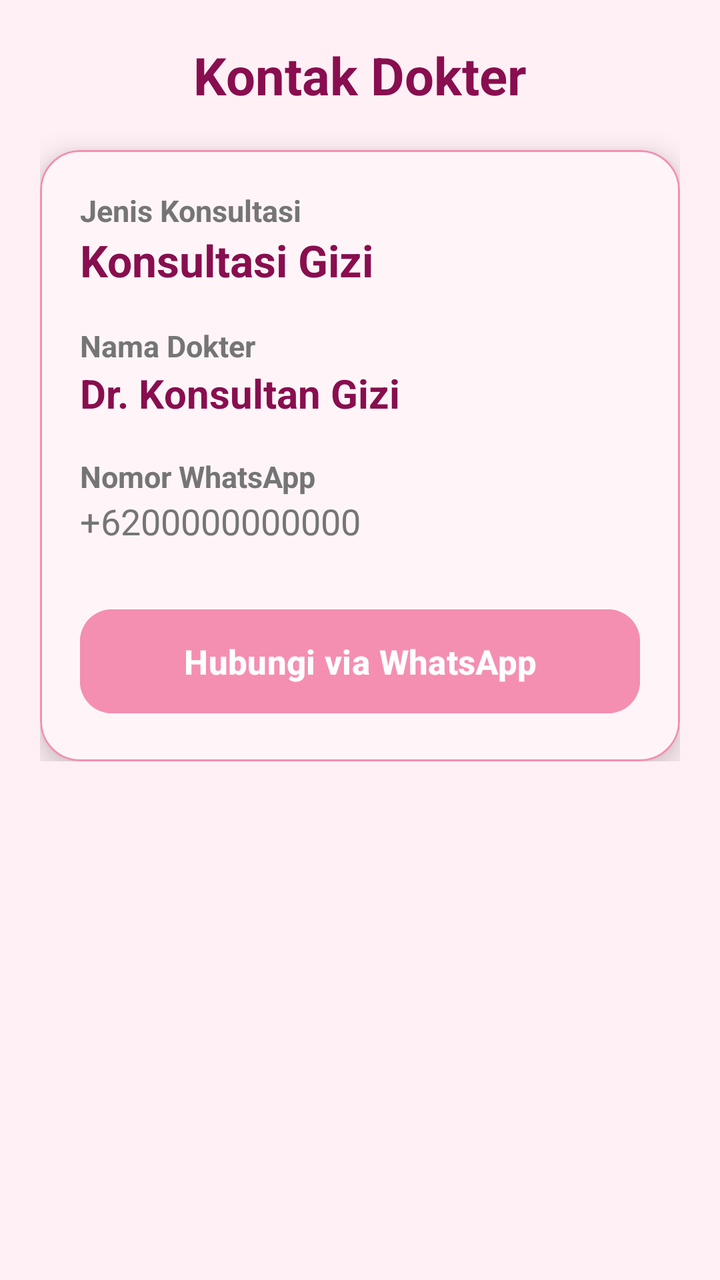
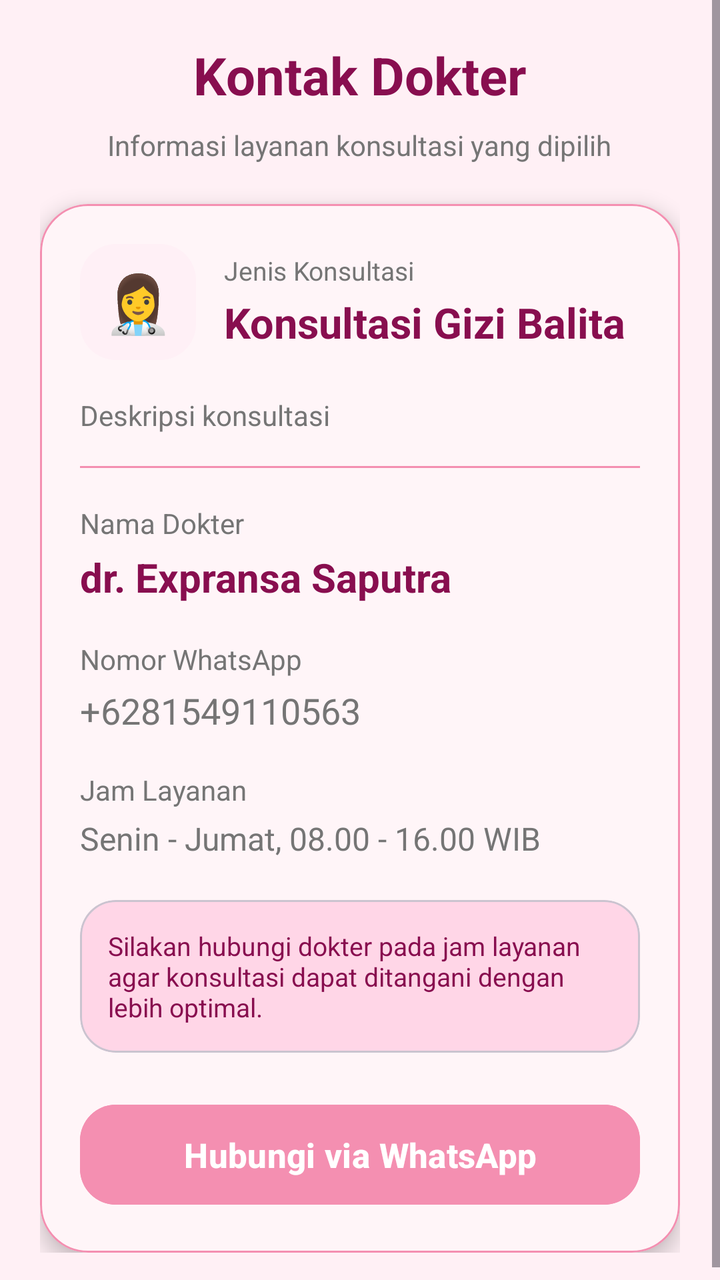

Before-and-after screenshots of an Android layout around one commit, followed by the original layout XML and the change that was made.
<!-- AndroidManifest.xml: application theme Theme.SiBunda -->
<!-- res/layout/fragment_kontak_dokter.xml -->
<?xml version="1.0" encoding="utf-8"?>
<ScrollView xmlns:android="http://schemas.android.com/apk/res/android"
    xmlns:app="http://schemas.android.com/apk/res-auto"
    android:id="@+id/main"
    android:layout_width="match_parent"
    android:layout_height="match_parent"
    android:background="@color/bg_pink_soft">


    <LinearLayout
        android:layout_width="match_parent"
        android:layout_height="wrap_content"
        android:orientation="vertical"
        android:padding="20dp">


        <TextView
            android:layout_width="wrap_content"
            android:layout_height="wrap_content"
            android:text="Kontak Dokter"
            android:textSize="26sp"
            android:textStyle="bold"
            android:textColor="@color/text_dark_pink"
            android:layout_gravity="center"
            android:layout_marginBottom="20dp" />


        <com.google.android.material.card.MaterialCardView
            android:layout_width="match_parent"
            android:layout_height="wrap_content"
            app:cardCornerRadius="20dp"
            app:cardElevation="8dp"
            app:strokeColor="@color/stroke_pink"
            app:strokeWidth="1dp"
            android:backgroundTint="@color/bg_container_pink">


            <LinearLayout
                android:layout_width="match_parent"
                android:layout_height="wrap_content"
                android:orientation="vertical"
                android:padding="20dp">


                <TextView
                    android:layout_width="wrap_content"
                    android:layout_height="wrap_content"
                    android:text="Jenis Konsultasi"
                    android:textSize="15sp"
                    android:textStyle="bold"
                    android:textColor="@color/text_gray" />


                <TextView
                    android:id="@+id/tvJenis"
                    android:layout_width="wrap_content"
                    android:layout_height="wrap_content"
                    android:text="Konsultasi Gizi"
                    android:textSize="22sp"
                    android:textStyle="bold"
                    android:textColor="@color/text_dark_pink"
                    android:layout_marginBottom="18dp" />


                <TextView
                    android:layout_width="wrap_content"
                    android:layout_height="wrap_content"
                    android:text="Nama Dokter"
                    android:textSize="15sp"
                    android:textStyle="bold"
                    android:textColor="@color/text_gray" />


                <TextView
                    android:id="@+id/tvDokter"
                    android:layout_width="wrap_content"
                    android:layout_height="wrap_content"
                    android:text="Dr. Konsultan Gizi"
                    android:textSize="20sp"
                    android:textStyle="bold"
                    android:textColor="@color/text_dark_pink"
                    android:layout_marginBottom="18dp" />


                <TextView
                    android:layout_width="wrap_content"
                    android:layout_height="wrap_content"
                    android:text="Nomor WhatsApp"
                    android:textSize="15sp"
                    android:textStyle="bold"
                    android:textColor="@color/text_gray" />


                <TextView
                    android:id="@+id/tvNomor"
                    android:layout_width="wrap_content"
                    android:layout_height="wrap_content"
                    android:text="+6200000000000"
                    android:textSize="18sp"
                    android:textColor="@color/text_gray"
                    android:layout_marginBottom="28dp" />


                <com.google.android.material.button.MaterialButton
                    android:id="@+id/btnWhatsapp"
                    android:layout_width="match_parent"
                    android:layout_height="60dp"
                    android:text="Hubungi via WhatsApp"
                    android:textSize="17sp"
                    android:textStyle="bold"
                    android:textColor="@color/white"
                    android:backgroundTint="@color/main_pink"
                    app:cornerRadius="16dp" />


            </LinearLayout>


        </com.google.android.material.card.MaterialCardView>


    </LinearLayout>
</ScrollView>
<!-- resources referenced by this layout -->
<resources>
  <color name="bg_container_pink">#FFF5F8</color>
  <color name="bg_pink_soft">#FFF0F5</color>
  <color name="main_pink">#F48FB1</color>
  <color name="stroke_pink">#F48FB1</color>
  <color name="text_dark_pink">#880E4F</color>
  <color name="text_gray">#757575</color>
  <color name="white">#FFFFFFFF</color>
  <style name="Theme.SiBunda" parent="Base.Theme.SiBunda" />
  <style name="Base.Theme.SiBunda" parent="Theme.Material3.DayNight.NoActionBar">
          <item name="colorPrimary">@color/primary</item>
          <item name="colorOnPrimary">@color/onPrimary</item>
          <item name="colorPrimaryContainer">@color/primaryContainer</item>
          <item name="colorOnPrimaryContainer">@color/onPrimaryContainer</item>
          <item name="colorSecondary">@color/secondary</item>
          <item name="colorOnSecondary">@color/onSecondary</item>
          <item name="colorSecondaryContainer">@color/secondaryContainer</item>
          <item name="colorOnSecondaryContainer">@color/onSecondaryContainer</item>
          <item name="android:windowBackground">@color/background</item>
          <item name="colorSurface">@color/surface</item>
          <item name="colorOnSurface">@color/onSurface</item>
      </style>
  <color name="primary">#F48FB1</color>
  <color name="onPrimary">#FFFFFF</color>
  <color name="primaryContainer">#FFD6E7</color>
  <color name="onPrimaryContainer">#3B001A</color>
  <color name="secondary">#7BB8FF</color>
  <color name="onSecondary">#FFFFFF</color>
  <color name="secondaryContainer">#D1E4FF</color>
  <color name="onSecondaryContainer">#001D36</color>
  <color name="background">#FFFBFD</color>
  <color name="surface">#FFFBFD</color>
  <color name="onSurface">#1F1A1C</color>
</resources>

<!-- the commit's change to res/layout/fragment_kontak_dokter.xml (unified diff, before → after) -->
@@ -1,11 +1,10 @@
 <?xml version="1.0" encoding="utf-8"?>
 <ScrollView xmlns:android="http://schemas.android.com/apk/res/android"
     xmlns:app="http://schemas.android.com/apk/res-auto"
-    android:id="@+id/main"
     android:layout_width="match_parent"
     android:layout_height="match_parent"
-    android:background="@color/bg_pink_soft">
-
+    android:background="@color/bg_pink_soft"
+    android:fillViewport="true">
 
     <LinearLayout
         android:layout_width="match_parent"
@@ -13,27 +12,35 @@
         android:orientation="vertical"
         android:padding="20dp">
 
+        <TextView
+            android:id="@+id/tvTitleKontak"
+            android:layout_width="wrap_content"
+            android:layout_height="wrap_content"
+            android:layout_gravity="center"
+            android:text="Kontak Dokter"
+            android:textColor="@color/text_dark_pink"
+            android:textSize="26sp"
+            android:textStyle="bold" />
 
         <TextView
+            android:id="@+id/tvSubtitleKontak"
             android:layout_width="wrap_content"
             android:layout_height="wrap_content"
-            android:text="Kontak Dokter"
-            android:textSize="26sp"
-            android:textStyle="bold"
-            android:textColor="@color/text_dark_pink"
             android:layout_gravity="center"
-            android:layout_marginBottom="20dp" />
-
+            android:layout_marginTop="8dp"
+            android:text="Informasi layanan konsultasi yang dipilih"
+            android:textColor="@color/text_gray"
+            android:textSize="14sp" />
 
         <com.google.android.material.card.MaterialCardView
             android:layout_width="match_parent"
             android:layout_height="wrap_content"
-            app:cardCornerRadius="20dp"
-            app:cardElevation="8dp"
+            android:layout_marginTop="20dp"
+            app:cardBackgroundColor="@color/bg_container_pink"
+            app:cardCornerRadius="24dp"
+            app:cardElevation="6dp"
             app:strokeColor="@color/stroke_pink"
-            app:strokeWidth="1dp"
-            android:backgroundTint="@color/bg_container_pink">
-
+            app:strokeWidth="1dp">
 
             <LinearLayout
                 android:layout_width="match_parent"
@@ -41,83 +48,151 @@
                 android:orientation="vertical"
                 android:padding="20dp">
 
+                <LinearLayout
+                    android:layout_width="match_parent"
+                    android:layout_height="wrap_content"
+                    android:gravity="center_vertical"
+                    android:orientation="horizontal">
+
+                    <TextView
+                        android:layout_width="58dp"
+                        android:layout_height="58dp"
+                        android:background="@drawable/bg_home_soft_circle"
+                        android:gravity="center"
+                        android:text="👩‍⚕️"
+                        android:textSize="28sp" />
+
+                    <LinearLayout
+                        android:layout_width="0dp"
+                        android:layout_height="wrap_content"
+                        android:layout_marginStart="14dp"
+                        android:layout_weight="1"
+                        android:orientation="vertical">
+
+                        <TextView
+                            android:id="@+id/tvLabelJenis"
+                            android:layout_width="wrap_content"
+                            android:layout_height="wrap_content"
+                            android:text="Jenis Konsultasi"
+                            android:textColor="@color/text_gray"
+                            android:textSize="13sp" />
+
+                        <TextView
+                            android:id="@+id/tvJenisKonsultasi"
+                            android:layout_width="wrap_content"
+                            android:layout_height="wrap_content"
+                            android:layout_marginTop="3dp"
+                            android:text="Konsultasi Gizi Balita"
+                            android:textColor="@color/text_dark_pink"
+                            android:textSize="21sp"
+                            android:textStyle="bold" />
+
+                    </LinearLayout>
+
+                </LinearLayout>
+
+                <TextView
+                    android:id="@+id/tvDeskripsiKonsultasi"
+                    android:layout_width="match_parent"
+                    android:layout_height="wrap_content"
+                    android:layout_marginTop="18dp"
+                    android:lineSpacingExtra="2dp"
+                    android:text="Deskripsi konsultasi"
+                    android:textColor="@color/text_gray"
+                    android:textSize="14sp" />
+
+                <View
+                    android:layout_width="match_parent"
+                    android:layout_height="1dp"
+                    android:layout_marginTop="16dp"
+                    android:background="@color/stroke_pink" />
 
                 <TextView
                     android:layout_width="wrap_content"
                     android:layout_height="wrap_content"
-                    android:text="Jenis Konsultasi"
-                    android:textSize="15sp"
-                    android:textStyle="bold"
-                    android:textColor="@color/text_gray" />
-
+                    android:layout_marginTop="18dp"
+                    android:text="Nama Dokter"
+                    android:textColor="@color/text_gray"
+                    android:textSize="14sp" />
 
                 <TextView
-                    android:id="@+id/tvJenis"
+                    android:id="@+id/tvNamaDokter"
                     android:layout_width="wrap_content"
                     android:layout_height="wrap_content"
-                    android:text="Konsultasi Gizi"
-                    android:textSize="22sp"
-                    android:textStyle="bold"
+                    android:layout_marginTop="4dp"
+                    android:text="dr. Expransa Saputra"
                     android:textColor="@color/text_dark_pink"
-                    android:layout_marginBottom="18dp" />
-
+                    android:textSize="20sp"
+                    android:textStyle="bold" />
 
                 <TextView
                     android:layout_width="wrap_content"
                     android:layout_height="wrap_content"
-                    android:text="Nama Dokter"
-                    android:textSize="15sp"
-                    android:textStyle="bold"
-                    android:textColor="@color/text_gray" />
-
+                    android:layout_marginTop="18dp"
+                    android:text="Nomor WhatsApp"
+                    android:textColor="@color/text_gray"
+                    android:textSize="14sp" />
 
                 <TextView
-                    android:id="@+id/tvDokter"
+                    android:id="@+id/tvNomorWhatsapp"
                     android:layout_width="wrap_content"
                     android:layout_height="wrap_content"
-                    android:text="Dr. Konsultan Gizi"
-                    android:textSize="20sp"
-                    android:textStyle="bold"
-                    android:textColor="@color/text_dark_pink"
-                    android:layout_marginBottom="18dp" />
-
+                    android:layout_marginTop="4dp"
+                    android:text="+6281549110563"
+                    android:textColor="@color/text_gray"
+                    android:textSize="18sp" />
 
                 <TextView
                     android:layout_width="wrap_content"
                     android:layout_height="wrap_content"
-                    android:text="Nomor WhatsApp"
-                    android:textSize="15sp"
-                    android:textStyle="bold"
-                    android:textColor="@color/text_gray" />
-
+                    android:layout_marginTop="18dp"
+                    android:text="Jam Layanan"
+                    android:textColor="@color/text_gray"
+                    android:textSize="14sp" />
 
                 <TextView
-                    android:id="@+id/tvNomor"
+                    android:id="@+id/tvJamLayanan"
                     android:layout_width="wrap_content"
                     android:layout_height="wrap_content"
-                    android:text="+6200000000000"
-                    android:textSize="18sp"
+                    android:layout_marginTop="4dp"
+                    android:text="Senin - Jumat, 08.00 - 16.00 WIB"
                     android:textColor="@color/text_gray"
-                    android:layout_marginBottom="28dp" />
+                    android:textSize="16sp" />
 
+                <com.google.android.material.card.MaterialCardView
+                    android:layout_width="match_parent"
+                    android:layout_height="wrap_content"
+                    android:layout_marginTop="20dp"
+                    app:cardBackgroundColor="@color/soft_pink"
+                    app:cardCornerRadius="18dp"
+                    app:cardElevation="0dp">
+
+                    <TextView
+                        android:layout_width="match_parent"
+                        android:layout_height="wrap_content"
+                        android:padding="14dp"
+                        android:text="Silakan hubungi dokter pada jam layanan agar konsultasi dapat ditangani dengan lebih optimal."
+                        android:textColor="@color/text_dark_pink"
+                        android:textSize="13sp" />
+
+                </com.google.android.material.card.MaterialCardView>
 
                 <com.google.android.material.button.MaterialButton
                     android:id="@+id/btnWhatsapp"
                     android:layout_width="match_parent"
-                    android:layout_height="60dp"
+                    android:layout_height="58dp"
+                    android:layout_marginTop="22dp"
+                    android:backgroundTint="@color/main_pink"
                     android:text="Hubungi via WhatsApp"
+                    android:textColor="@color/white"
                     android:textSize="17sp"
                     android:textStyle="bold"
-                    android:textColor="@color/white"
-                    android:backgroundTint="@color/main_pink"
-                    app:cornerRadius="16dp" />
-
+                    app:cornerRadius="18dp" />
 
             </LinearLayout>
 
-
         </com.google.android.material.card.MaterialCardView>
 
+    </LinearLayout>
 
-    </LinearLayout>
 </ScrollView>
<!-- resource entries referenced after the edit -->
@@ -3,10 +3,20 @@
   <color name="bg_container_pink">#FFF5F8</color>
   <color name="bg_pink_soft">#FFF0F5</color>
   <color name="main_pink">#F48FB1</color>
+  <color name="soft_pink">#FFD6E7</color>
   <color name="stroke_pink">#F48FB1</color>
   <color name="text_dark_pink">#880E4F</color>
   <color name="text_gray">#757575</color>
   <color name="white">#FFFFFFFF</color>
+  <!-- drawable bg_home_soft_circle (drawable) -->
+  <?xml version="1.0" encoding="utf-8"?>
+  <shape xmlns:android="http://schemas.android.com/apk/res/android"
+      android:shape="rectangle">
+  
+      <solid android:color="#FFF0F6" />
+      <corners android:radius="18dp" />
+  
+  </shape>
   <style name="Theme.SiBunda" parent="Base.Theme.SiBunda" />
   <style name="Base.Theme.SiBunda" parent="Theme.Material3.DayNight.NoActionBar">
           <item name="colorPrimary">@color/primary</item>
